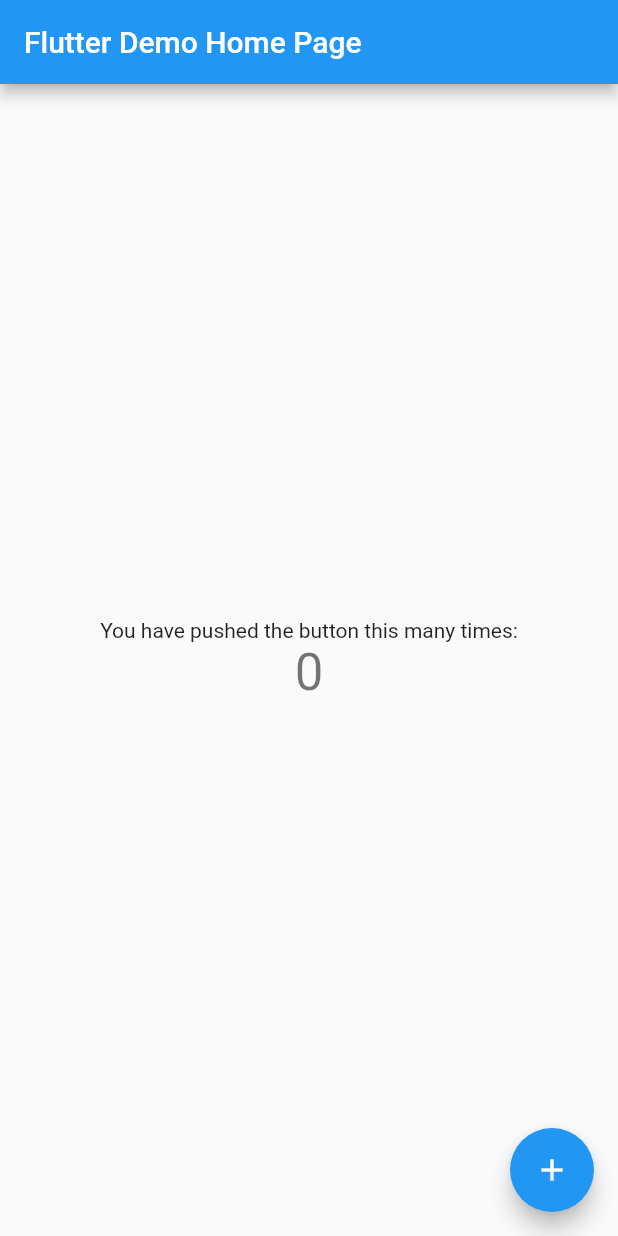
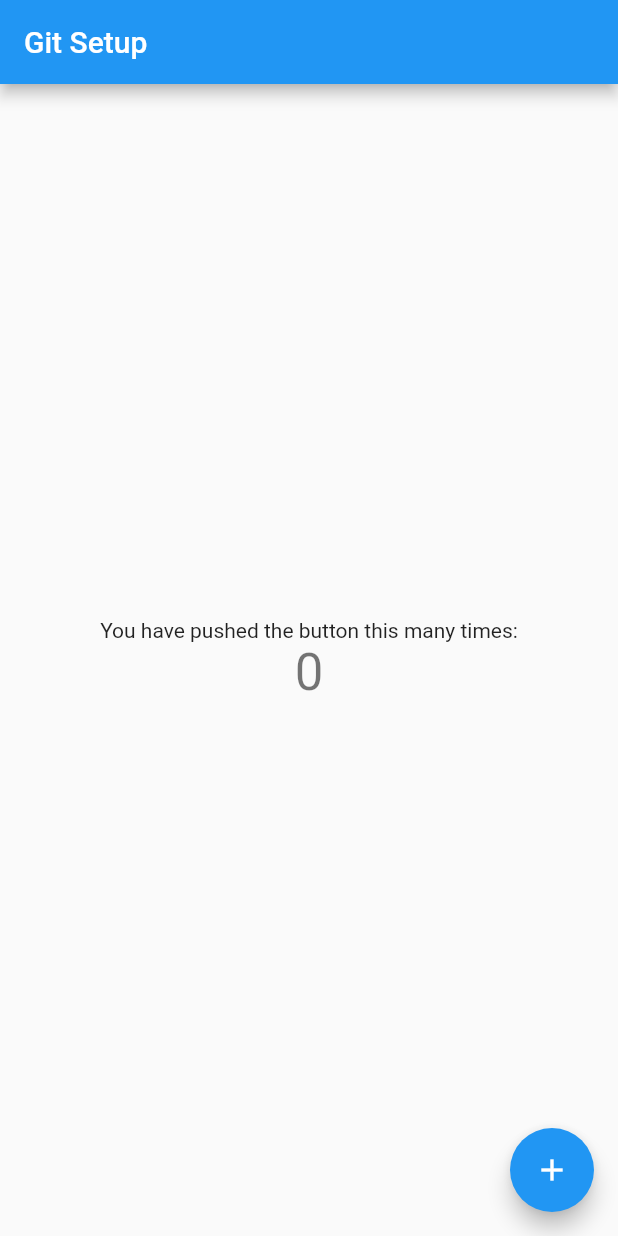
Before and after one commit to benedictafremaboamah/git_setup, a Flutter app: the screen it shows after launch, on a phone screen of 412 x 824 dp. Run offline on Flutter 3.47's test engine with Material 2 defaults, Android fonts, the phone set to English and light mode, and no system bars.

Commit message:
rename homepage title

```diff
--- a/lib/main.dart
+++ b/lib/main.dart
@@ -24,7 +24,7 @@ class MyApp extends StatelessWidget {
         // is not restarted.
         primarySwatch: Colors.blue,
       ),
-      home: const MyHomePage(title: 'Flutter Demo Home Page'),
+      home: const MyHomePage(title: 'Git Setup'),
     );
   }
 }
```
